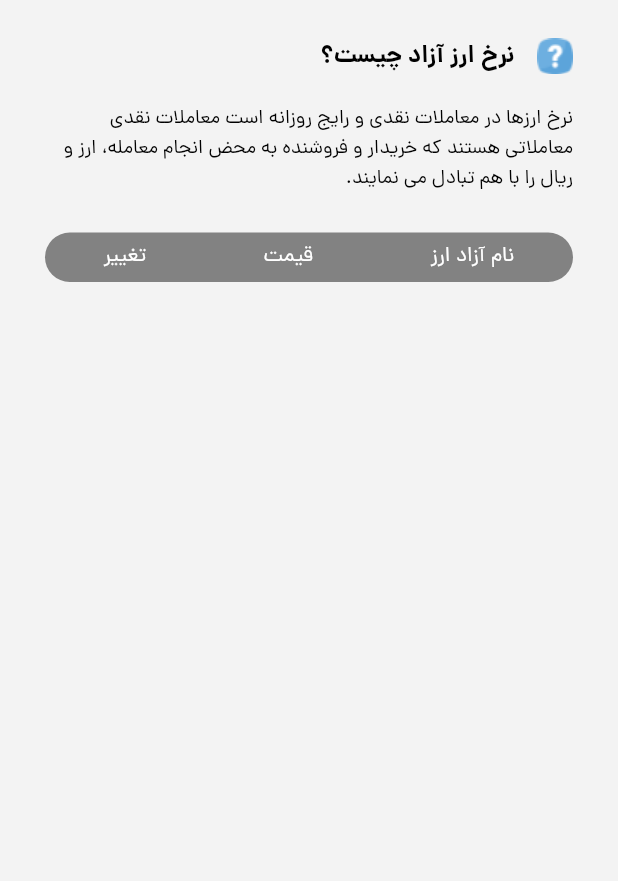
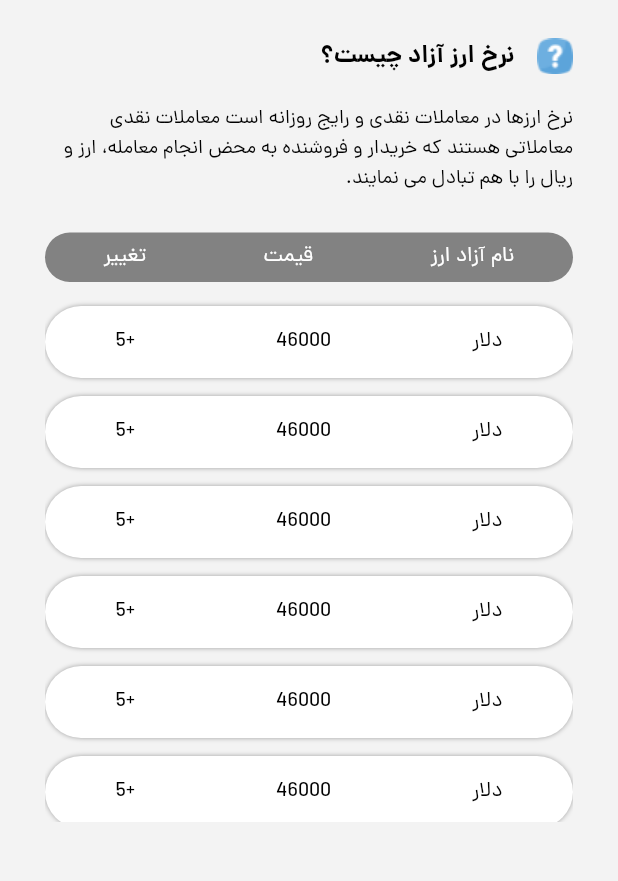
Before and after one commit to aminmk99/online-app-for-currency-and-gold-prices, a Flutter app: the screen it shows after launch, on a phone screen of 412 x 824 dp, the part 84-965 px from its top. Run offline on Flutter 3.47's test engine with Material 2 defaults, Android fonts, the phone set to English and light mode, and no system bars.

Commit message:
Added cards middle of screen

```diff
--- a/lib/main.dart
+++ b/lib/main.dart
@@ -24,6 +24,12 @@ class MyApp extends StatelessWidget {
           bodyText1: TextStyle(
             fontFamily: 'dana',
             fontSize: 13,
+            fontWeight: FontWeight.w300,
+            color: Colors.black,
+          ),
+          bodyText2: TextStyle(
+            fontFamily: 'dana',
+            fontSize: 14,
             fontWeight: FontWeight.w300,
             color: Colors.black,
           ),
@@ -137,6 +143,49 @@ myBody(BuildContext context) {
             ],
           ),
         ),
+        SizedBox(height: 10),
+        Container(
+          width: double.infinity,
+          height: 350,
+          child: ListView.builder(
+              itemCount: 50,
+              itemBuilder: (BuildContext context, int pos) {
+                return Padding(
+                  padding: const EdgeInsets.symmetric(vertical: 6),
+                  child: Container(
+                    width: double.infinity,
+                    height: 48,
+                    decoration: BoxDecoration(
+                      color: Colors.white,
+                      boxShadow: <BoxShadow>[
+                        BoxShadow(
+                          blurRadius: 2.0,
+                          color: Colors.grey,
+                        ),
+                      ],
+                      borderRadius: BorderRadius.circular(100),
+                    ),
+                    child: Row(
+                      mainAxisAlignment: MainAxisAlignment.spaceAround,
+                      children: [
+                        Text(
+                          'دلار',
+                          style: Theme.of(context).textTheme.bodyText2,
+                        ),
+                        Text(
+                          '46000',
+                          style: Theme.of(context).textTheme.bodyText2,
+                        ),
+                        Text(
+                          '+5',
+                          style: Theme.of(context).textTheme.bodyText2,
+                        ),
+                      ],
+                    ),
+                  ),
+                );
+              }),
+        ),
       ],
     ),
   );
```
